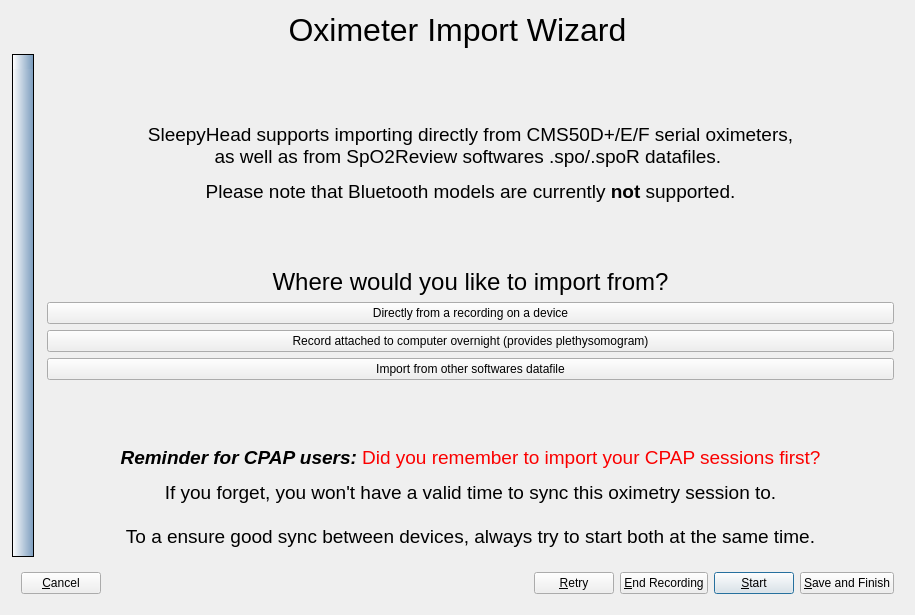
This is sleepyhead/oximeterimport.ui in sbonaime/sleepyhead-code. as Qt 5 draws it before an edit. The edited form follows.
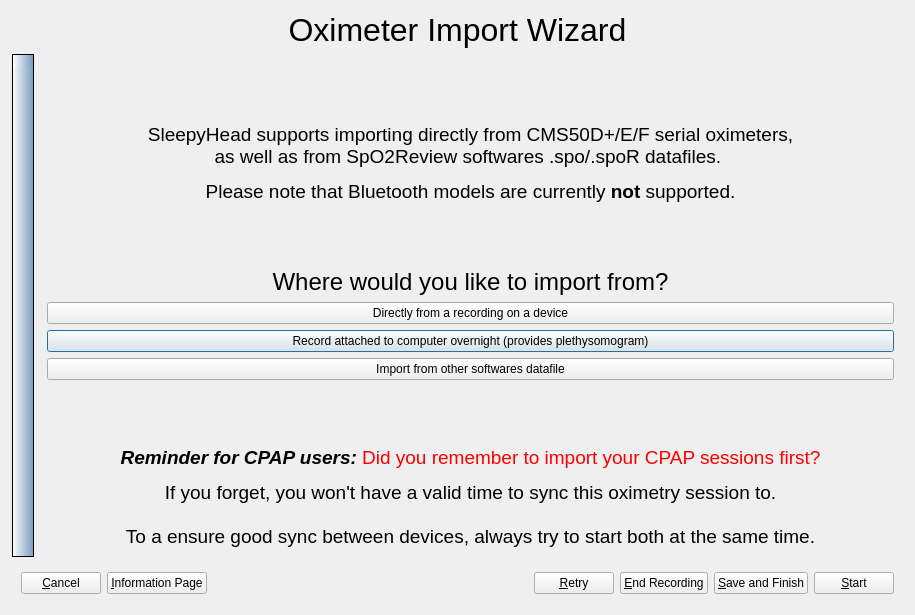
This is the edited form. The open tabs and pages were chosen to show the change. Icons and pictures are not drawn.

Commit message: Make Oximeter welcome page skippable and reaccessable.

Patch:
```diff
--- a/sleepyhead/oximeterimport.ui
+++ b/sleepyhead/oximeterimport.ui
@@ -1484,6 +1484,13 @@
         </property>
        </widget>
       </item>
+      <item>
+       <widget class="QPushButton" name="informationButton">
+        <property name="text">
+         <string>&amp;Information Page</string>
+        </property>
+       </widget>
+      </item>
       <item>
        <spacer name="horizontalSpacer">
         <property name="orientation">
@@ -1511,16 +1518,6 @@
         </property>
        </widget>
       </item>
-      <item>
-       <widget class="QPushButton" name="nextButton">
-        <property name="text">
-         <string>&amp;Start</string>
-        </property>
-        <property name="default">
-         <bool>true</bool>
-        </property>
-       </widget>
-      </item>
       <item>
        <widget class="QPushButton" name="syncSaveButton">
         <property name="text">
@@ -1528,6 +1525,13 @@
         </property>
        </widget>
       </item>
+      <item>
+       <widget class="QPushButton" name="nextButton">
+        <property name="text">
+         <string>&amp;Start</string>
+        </property>
+       </widget>
+      </item>
      </layout>
     </widget>
    </item>
```
Left out of the diff: 6 changed lines with no effect on the pictures. The commit also changes 3 other files.
